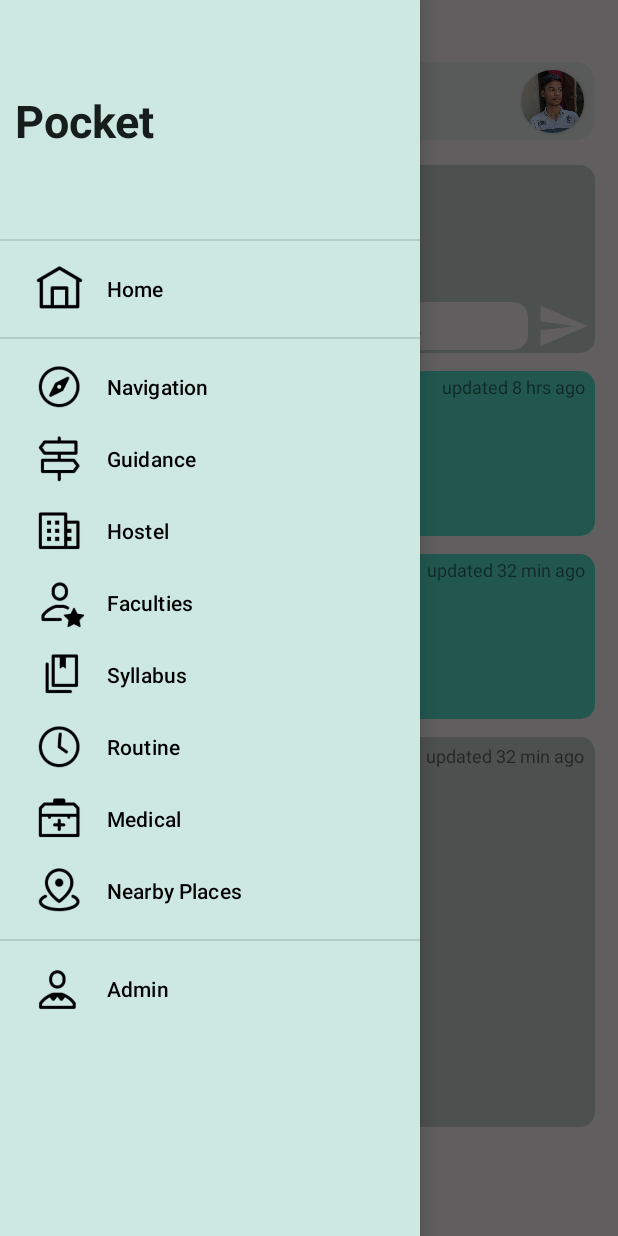
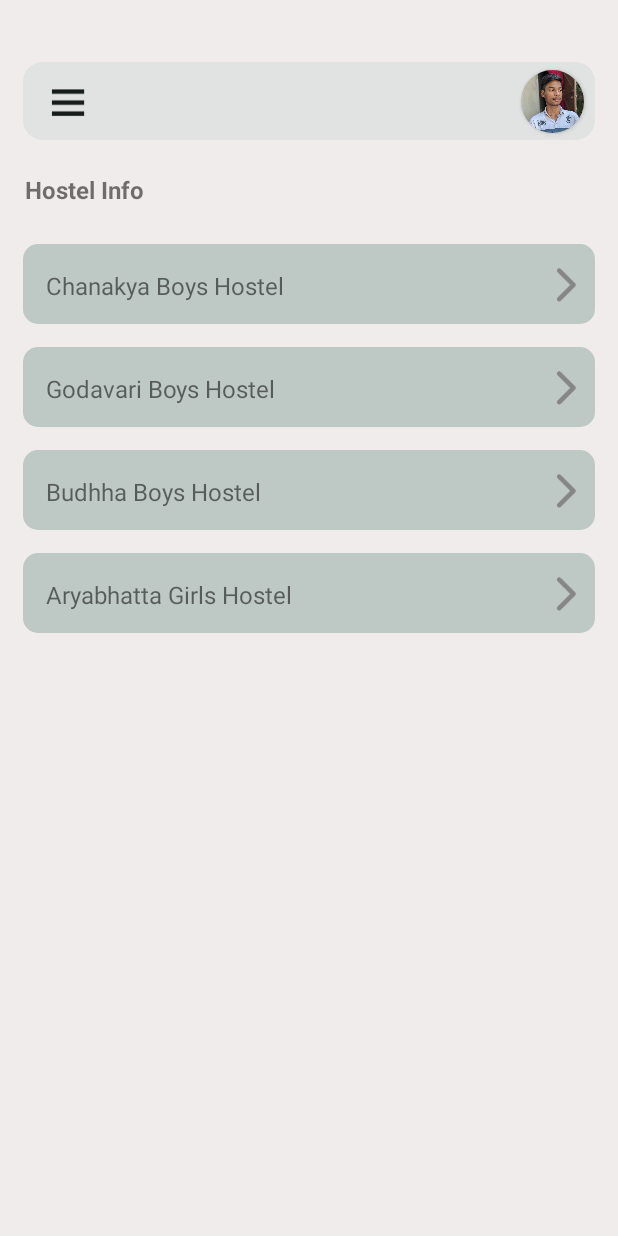
Before and after one commit to captainyt-max/My-Campus, an Android app: the screen it shows after launch (MainActivity), in the side drawer, after a tap on "Hostel", on a phone screen of 412 x 824 dp. Run offline under Robolectric (Android 15) with nearby library versions, the light colour scheme and no system bars; Roboto replaces fonts that are not available here.

Commit message:
hostel info fragment initialised

```diff
--- /dev/null
+++ b/app/src/main/java/com/example/my_campus/Fragments/fragmentHostelInfo.java
@@ -0,0 +1,34 @@
+package com.example.my_campus.Fragments;
+
+import android.os.Bundle;
+
+import androidx.fragment.app.Fragment;
+
+import android.view.LayoutInflater;
+import android.view.View;
+import android.view.ViewGroup;
+
+import com.example.my_campus.R;
+
+/**
+ * A simple {@link Fragment} subclass.
+ * Use the {@link fragmentHostelInfo#newInstance} factory method to
+ * create an instance of this fragment.
+ */
+public class fragmentHostelInfo extends Fragment {
+
+
+    public fragmentHostelInfo() {
+        // Required empty public constructor
+    }
+
+
+    @Override
+    public View onCreateView(LayoutInflater inflater, ViewGroup container,
+                             Bundle savedInstanceState) {
+
+
+        View view = inflater.inflate(R.layout.fragment_hostel_info, container, false);
+        return view;
+    }
+}
--- a/app/src/main/java/com/example/my_campus/MainActivity.java
+++ b/app/src/main/java/com/example/my_campus/MainActivity.java
@@ -17,6 +17,7 @@ import androidx.drawerlayout.widget.DrawerLayout;
 import androidx.fragment.app.FragmentTransaction;
 
 import com.example.my_campus.Fragments.fragmentHomepage;
+import com.example.my_campus.Fragments.fragmentHostelInfo;
 import com.google.android.material.navigation.NavigationView;
 
 public class MainActivity extends AppCompatActivity {
@@ -84,6 +85,7 @@ public class MainActivity extends AppCompatActivity {
 
                 if (itemId == R.id.navNavigation){
                     Toast.makeText(MainActivity.this, "Clicked On Navigation", Toast.LENGTH_SHORT).show();
+                    drawerLayout.closeDrawer(GravityCompat.START);
                 }
 
                 if (itemId == R.id.navGuidance){
@@ -92,6 +94,11 @@ public class MainActivity extends AppCompatActivity {
 
                 if (itemId == R.id.navHostel){
                     Toast.makeText(MainActivity.this, "Clicked On Hostel", Toast.LENGTH_SHORT).show();
+                    fragmentHostelInfo fragmentHostelInfo = new fragmentHostelInfo();
+                    FragmentTransaction fragmentTransaction = getSupportFragmentManager().beginTransaction();
+                    fragmentTransaction.replace(R.id.mainLayout, fragmentHostelInfo);
+                    fragmentTransaction.commit();
+                    drawerLayout.closeDrawer(GravityCompat.START);
                 }
 
                 if (itemId == R.id.navFaculties){
--- a/app/src/main/res/layout/fragment_homepage.xml
+++ b/app/src/main/res/layout/fragment_homepage.xml
@@ -98,7 +98,7 @@
 
                 <TextView
                     android:id="@+id/textView2"
-                    android:layout_width="wrap_content"
+                    android:layout_width="36dp"
                     android:layout_height="27dp"
                     android:layout_marginStart="1dp"
                     android:gravity="center_horizontal"
@@ -224,7 +224,7 @@
                 <TextView
                     android:id="@+id/textView5"
                     android:layout_width="wrap_content"
-                    android:layout_height="wrap_content"
+                    android:layout_height="22dp"
                     android:layout_marginStart="1dp"
                     android:height="19sp"
                     android:text="Campus Activity"
@@ -290,7 +290,7 @@
                 <TextView
                     android:id="@+id/textView9"
                     android:layout_width="wrap_content"
-                    android:layout_height="wrap_content"
+                    android:layout_height="22dp"
                     android:layout_marginStart="1dp"
                     android:height="19sp"
                     android:text="Class Activity"
--- /dev/null
+++ b/app/src/main/res/layout/fragment_hostel_info.xml
@@ -0,0 +1,176 @@
+<?xml version="1.0" encoding="utf-8"?>
+<androidx.constraintlayout.widget.ConstraintLayout xmlns:android="http://schemas.android.com/apk/res/android"
+    xmlns:app="http://schemas.android.com/apk/res-auto"
+    xmlns:tools="http://schemas.android.com/tools"
+    android:layout_width="match_parent"
+    android:layout_height="match_parent"
+    tools:context=".Fragments.fragmentHostelInfo"
+    android:background="#F0ECEC">
+
+
+    <androidx.constraintlayout.widget.ConstraintLayout
+        android:clickable="true"
+        android:layout_width="match_parent"
+        android:layout_height="53dp"
+        android:layout_marginStart="15dp"
+        android:layout_marginTop="15dp"
+        android:layout_marginEnd="15dp"
+        android:background="@drawable/help_tile_background"
+        app:layout_constraintEnd_toEndOf="parent"
+        app:layout_constraintStart_toStartOf="parent"
+        app:layout_constraintTop_toBottomOf="@+id/constraintLayout4">
+
+        <TextView
+            android:id="@+id/textView18"
+            android:layout_width="wrap_content"
+            android:layout_height="wrap_content"
+            android:layout_marginStart="15dp"
+            android:text="Aryabhatta Girls Hostel "
+            android:textSize="16sp"
+            app:layout_constraintBottom_toBottomOf="parent"
+            app:layout_constraintStart_toStartOf="parent"
+            app:layout_constraintTop_toTopOf="parent"
+            app:layout_constraintVertical_bias="0.529" />
+
+        <ImageView
+            android:id="@+id/imageView4"
+            android:layout_width="32dp"
+            android:layout_height="32dp"
+            android:layout_marginEnd="4dp"
+            android:src="@drawable/ic_arrow"
+            app:layout_constraintBottom_toBottomOf="parent"
+            app:layout_constraintEnd_toEndOf="parent"
+            app:layout_constraintTop_toTopOf="parent"
+            app:layout_constraintVertical_bias="0.461" />
+    </androidx.constraintlayout.widget.ConstraintLayout>
+
+    <TextView
+
+        android:id="@+id/textView14"
+        android:layout_width="wrap_content"
+        android:layout_height="wrap_content"
+        android:layout_marginStart="15dp"
+        android:layout_marginTop="16dp"
+        android:text="Hostel Info"
+        android:textSize="16sp"
+        android:textStyle="bold"
+        app:layout_constraintEnd_toEndOf="parent"
+        app:layout_constraintHorizontal_bias="0.005"
+        app:layout_constraintStart_toStartOf="parent"
+        app:layout_constraintTop_toTopOf="parent" />
+
+    <androidx.constraintlayout.widget.ConstraintLayout
+        android:clickable="true"
+        android:id="@+id/constraintLayout2"
+        android:layout_width="match_parent"
+        android:layout_height="53dp"
+        android:layout_marginStart="15dp"
+        android:layout_marginTop="25dp"
+        android:layout_marginEnd="15dp"
+        android:background="@drawable/help_tile_background"
+        app:layout_constraintEnd_toEndOf="parent"
+        app:layout_constraintHorizontal_bias="0.0"
+        app:layout_constraintStart_toStartOf="parent"
+        app:layout_constraintTop_toBottomOf="@+id/textView14">
+
+        <TextView
+            android:id="@+id/textView15"
+            android:layout_width="wrap_content"
+            android:layout_height="wrap_content"
+            android:layout_marginStart="15dp"
+            android:text="Chanakya Boys Hostel"
+            android:textSize="16sp"
+            app:layout_constraintBottom_toBottomOf="parent"
+            app:layout_constraintStart_toStartOf="parent"
+            app:layout_constraintTop_toTopOf="parent"
+            app:layout_constraintVertical_bias="0.529" />
+
+        <ImageView
+            android:id="@+id/imageView"
+            android:layout_width="32dp"
+            android:layout_height="32dp"
+            android:layout_marginEnd="4dp"
+            android:src="@drawable/ic_arrow"
+            app:layout_constraintBottom_toBottomOf="parent"
+            app:layout_constraintEnd_toEndOf="parent"
+            app:layout_constraintTop_toTopOf="parent"
+            app:layout_constraintVertical_bias="0.461" />
+    </androidx.constraintlayout.widget.ConstraintLayout>
+
+    <androidx.constraintlayout.widget.ConstraintLayout
+        android:clickable="true"
+        android:id="@+id/constraintLayout3"
+        android:layout_width="match_parent"
+        android:layout_height="53dp"
+        android:layout_marginStart="15dp"
+        android:layout_marginTop="15dp"
+        android:layout_marginEnd="15dp"
+        android:background="@drawable/help_tile_background"
+        app:layout_constraintEnd_toEndOf="parent"
+        app:layout_constraintHorizontal_bias="0.0"
+        app:layout_constraintStart_toStartOf="parent"
+        app:layout_constraintTop_toBottomOf="@+id/constraintLayout2">
+
+        <TextView
+            android:id="@+id/textView16"
+            android:layout_width="wrap_content"
+            android:layout_height="wrap_content"
+            android:layout_marginStart="15dp"
+            android:text="Godavari Boys Hostel"
+            android:textSize="16sp"
+            app:layout_constraintBottom_toBottomOf="parent"
+            app:layout_constraintStart_toStartOf="parent"
+            app:layout_constraintTop_toTopOf="parent"
+            app:layout_constraintVertical_bias="0.529" />
+
+        <ImageView
+            android:id="@+id/imageView2"
+            android:layout_width="32dp"
+            android:layout_height="32dp"
+            android:layout_marginEnd="4dp"
+            android:src="@drawable/ic_arrow"
+            app:layout_constraintBottom_toBottomOf="parent"
+            app:layout_constraintEnd_toEndOf="parent"
+            app:layout_constraintTop_toTopOf="parent"
+            app:layout_constraintVertical_bias="0.461" />
+    </androidx.constraintlayout.widget.ConstraintLayout>
+
+    <androidx.constraintlayout.widget.ConstraintLayout
+        android:clickable="true"
+        android:id="@+id/constraintLayout4"
+        android:layout_width="match_parent"
+        android:layout_height="53dp"
+        android:layout_marginStart="15dp"
+        android:layout_marginTop="15dp"
+        android:layout_marginEnd="15dp"
+        android:background="@drawable/help_tile_background"
+        app:layout_constraintEnd_toEndOf="parent"
+        app:layout_constraintHorizontal_bias="0.0"
+        app:layout_constraintStart_toStartOf="parent"
+        app:layout_constraintTop_toBottomOf="@+id/constraintLayout3">
+
+        <TextView
+            android:id="@+id/textView17"
+            android:layout_width="wrap_content"
+            android:layout_height="wrap_content"
+            android:layout_marginStart="15dp"
+            android:text="Budhha Boys Hostel"
+            android:textSize="16sp"
+            app:layout_constraintBottom_toBottomOf="parent"
+            app:layout_constraintStart_toStartOf="parent"
+            app:layout_constraintTop_toTopOf="parent"
+            app:layout_constraintVertical_bias="0.529" />
+
+        <ImageView
+            android:id="@+id/imageView3"
+            android:layout_width="32dp"
+            android:layout_height="32dp"
+            android:layout_marginEnd="4dp"
+            android:src="@drawable/ic_arrow"
+            app:layout_constraintBottom_toBottomOf="parent"
+            app:layout_constraintEnd_toEndOf="parent"
+            app:layout_constraintTop_toTopOf="parent"
+            app:layout_constraintVertical_bias="0.461" />
+    </androidx.constraintlayout.widget.ConstraintLayout>
+
+</androidx.constraintlayout.widget.ConstraintLayout>
```
Also changed, not shown: app/src/main/res/drawable/ic_arrow.png (added).
